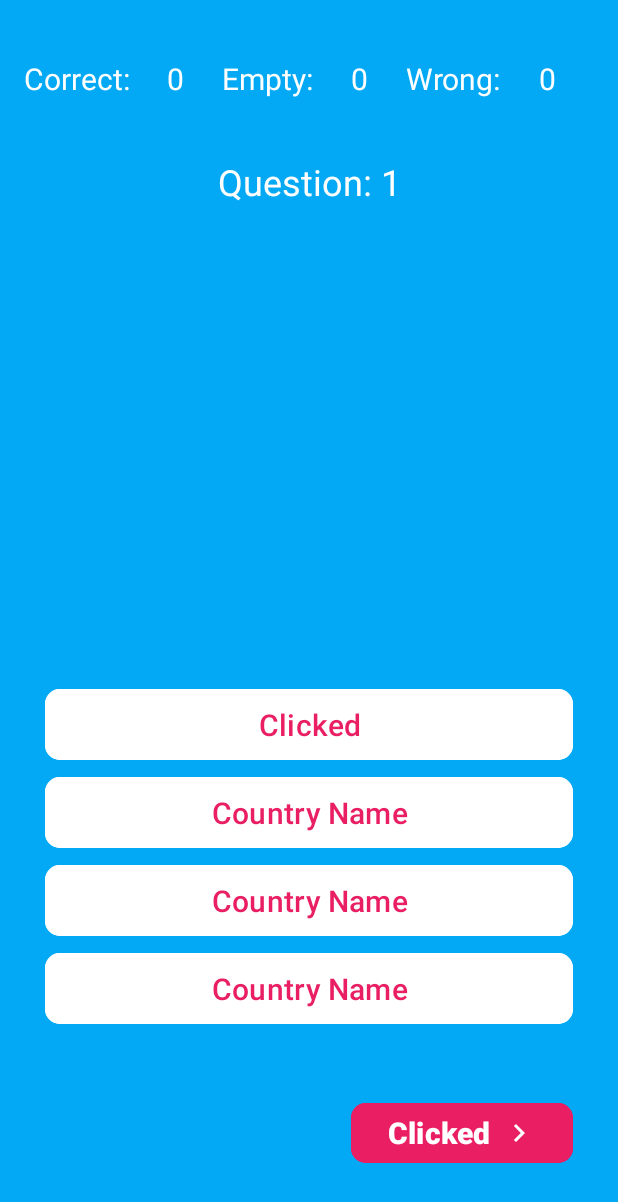
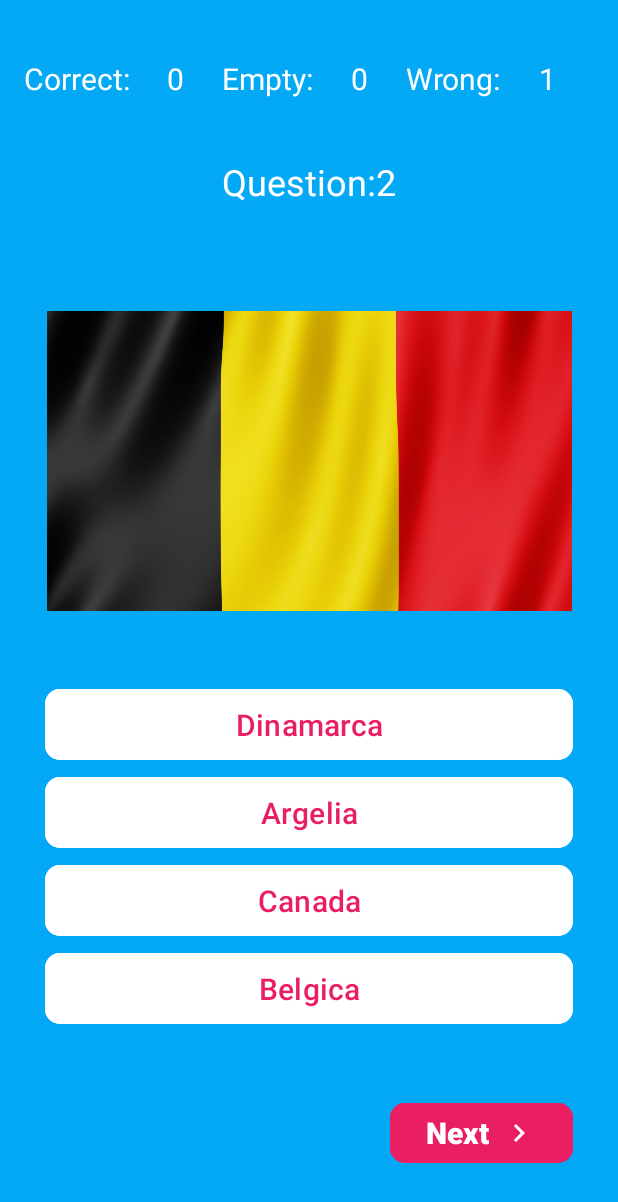
Before and after one commit to josephmora1810/FLagQuizApp, an Android app: the QuizFragment screen opened through its navigation route, after a tap on "Next", on a phone screen of 412 x 824 dp. Shown: the top 1202 px of the screen. Run offline under Robolectric (Android 15) with nearby library versions, the phone set to English and light mode, and no system bars; 2 other taps on this screen came first.

Commit message:
FragmentQuiz complete

```diff
--- a/app/src/main/java/com/jmora/flagquizapp/view/QuizFragment.kt
+++ b/app/src/main/java/com/jmora/flagquizapp/view/QuizFragment.kt
@@ -1,11 +1,18 @@
 package com.jmora.flagquizapp.view
 
+import android.content.res.Resources
+import android.graphics.Color
 import android.os.Bundle
 import android.util.Log
 import androidx.fragment.app.Fragment
 import android.view.LayoutInflater
 import android.view.View
 import android.view.ViewGroup
+import android.widget.Button
+import android.widget.Toast
+import androidx.core.content.ContextCompat
+import androidx.navigation.NavOptions
+import androidx.navigation.fragment.findNavController
 import com.jmora.flagquizapp.R
 import com.jmora.flagquizapp.database.DatabaseCopyHelper
 import com.jmora.flagquizapp.database.FlagsDao
@@ -15,6 +22,16 @@ import com.jmora.flagquizapp.model.FlagsModel
 class QuizFragment : Fragment() {
 
     lateinit var fragmentQuizBinding : FragmentQuizBinding
+    var correctNumber : Int = 0;
+    var wrongNumber : Int = 0;
+    var emptyNumber : Int = 0;
+    var questionNumber : Int = 0;
+
+    lateinit var correctFlag : FlagsModel;
+    var wrongFlags = ArrayList<FlagsModel>();
+    val dao = FlagsDao();
+    var optionControl : Boolean = false;
+
     var flagList = ArrayList<FlagsModel>();
     override fun onCreateView(
         inflater: LayoutInflater, container: ViewGroup?,
@@ -24,7 +41,6 @@ class QuizFragment : Fragment() {
         fragmentQuizBinding = FragmentQuizBinding.inflate(inflater, container, false)
         // Inflate the layout for this fragment
 
-        val dao = FlagsDao();
         flagList = dao.getRandomTenRecords(DatabaseCopyHelper(requireActivity()));
 
 
@@ -35,22 +51,136 @@ class QuizFragment : Fragment() {
             Log.d("Flag","------------------------------------ SEPARATOR ------------------------------------")
         }
 
+        showData()
+
         fragmentQuizBinding.buttonA.setOnClickListener {
-            fragmentQuizBinding.buttonA.text = "Clicked"
+            answerControl(fragmentQuizBinding.buttonA);
         }
         fragmentQuizBinding.buttonB.setOnClickListener {
-            fragmentQuizBinding.buttonB.text = "Clicked"
+            answerControl(fragmentQuizBinding.buttonB);
         }
         fragmentQuizBinding.buttonC.setOnClickListener {
-            fragmentQuizBinding.buttonC.text = "Clicked"
+            answerControl(fragmentQuizBinding.buttonC);
         }
         fragmentQuizBinding.buttonD.setOnClickListener {
-            fragmentQuizBinding.buttonD.text = "Clicked"
+            answerControl(fragmentQuizBinding.buttonD);
         }
         fragmentQuizBinding.buttonNext.setOnClickListener {
-            fragmentQuizBinding.buttonNext.text = "Clicked"
+            questionNumber++
+
+            if(questionNumber > 9){
+                if(!optionControl){
+                    emptyNumber++;
+                }
+                //Toast.makeText(requireActivity(),"Game Over", Toast.LENGTH_SHORT).show();
+                val direction = QuizFragmentDirections.actionQuizFragmentToResultFragment(correctNumber,wrongNumber,emptyNumber);
+                this.findNavController().navigate(
+                    R.id.action_quizFragment_to_resultFragment,
+                    direction.arguments,
+                    NavOptions.Builder().setPopUpTo(R.id.homeFragment,false).build()
+                );
+            }else{
+                showData()
+                if(!optionControl){
+                    emptyNumber++
+                    fragmentQuizBinding.textViewEmpty.text = emptyNumber.toString();
+                }else{
+                    setButtonsToInitialProperties()
+                }
+            }
+            optionControl = false
+
         }
 
         return fragmentQuizBinding.root
     }
+
+    private fun showData(){
+        fragmentQuizBinding.textViewQuestion.text = resources.getString(R.string.question_number).plus(questionNumber + 1)
+
+        correctFlag = flagList[questionNumber];
+        fragmentQuizBinding.imageViewFlag.setImageResource(resources.getIdentifier(
+            correctFlag.flagName,
+            "drawable",
+            requireActivity().packageName)
+        );
+
+        wrongFlags = dao.getRandomThreeRecords(DatabaseCopyHelper(requireActivity()),correctFlag.id);
+
+        val mixOptions = HashSet<FlagsModel>();
+        mixOptions.clear();
+
+        mixOptions.add(correctFlag);
+        mixOptions.add(wrongFlags[0]);
+        mixOptions.add(wrongFlags[1]);
+        mixOptions.add(wrongFlags[2]);
+
+        val options = ArrayList<FlagsModel>();
+        options.clear();
+
+        for (eachFlag in mixOptions){
+            options.add(eachFlag);
+        }
+
+        fragmentQuizBinding.buttonA.text = options[0].countryName;
+        fragmentQuizBinding.buttonB.text = options[1].countryName;
+        fragmentQuizBinding.buttonC.text = options[2].countryName;
+        fragmentQuizBinding.buttonD.text = options[3].countryName;
+    }
+
+    private fun answerControl(button : Button){
+        val clickedOption = button.text.toString();
+        val correctAnswer = correctFlag.countryName;
+        if(clickedOption == correctAnswer){
+            correctNumber++;
+            fragmentQuizBinding.textViewCorrect.text = correctNumber.toString();
+            button.setBackgroundColor(Color.GREEN);
+        }else{
+            wrongNumber++;
+            fragmentQuizBinding.textViewWrong.text = wrongNumber.toString();
+            button.setBackgroundColor(Color.RED);
+            button.setTextColor(Color.WHITE);
+
+            when(correctAnswer){
+                fragmentQuizBinding.buttonA.text.toString() -> fragmentQuizBinding.buttonA.setBackgroundColor(Color.GREEN);
+                fragmentQuizBinding.buttonB.text.toString() -> fragmentQuizBinding.buttonB.setBackgroundColor(Color.GREEN);
+                fragmentQuizBinding.buttonC.text.toString() -> fragmentQuizBinding.buttonC.setBackgroundColor(Color.GREEN);
+                fragmentQuizBinding.buttonD.text.toString() -> fragmentQuizBinding.buttonD.setBackgroundColor(Color.GREEN);
+            }
+        }
+
+        fragmentQuizBinding.buttonA.isClickable = false;
+        fragmentQuizBinding.buttonB.isClickable = false;
+        fragmentQuizBinding.buttonC.isClickable = false;
+        fragmentQuizBinding.buttonD.isClickable = false;
+
+        optionControl = true;
+
+    }
+
+    private fun setButtonsToInitialProperties(){
+        fragmentQuizBinding.buttonA.apply {
+            setBackgroundColor(Color.WHITE) // El punto y coma aquí también es innecesario
+            setTextColor(ContextCompat.getColor(requireContext(), R.color.pink))
+            isClickable = true
+        }
+
+        // Deberías hacer lo mismo para los otros botones (B, C, D)
+        fragmentQuizBinding.buttonB.apply {
+            setBackgroundColor(Color.WHITE)
+            setTextColor(ContextCompat.getColor(requireContext(), R.color.pink))
+            isClickable = true
+        }
+        fragmentQuizBinding.buttonC.apply {
+            setBackgroundColor(Color.WHITE)
+            setTextColor(ContextCompat.getColor(requireContext(), R.color.pink))
+            isClickable = true
+        }
+        fragmentQuizBinding.buttonD.apply {
+            setBackgroundColor(Color.WHITE)
+            setTextColor(ContextCompat.getColor(requireContext(), R.color.pink))
+            isClickable = true
+        }
+    }
+
 }
--- a/app/src/main/res/values/strings.xml
+++ b/app/src/main/res/values/strings.xml
@@ -10,7 +10,7 @@
     <string name="empty_number">0</string>
     <string name="wrong_text">Wrong: </string>
     <string name="wrong_number">0</string>
-    <string name="question_number">Question: 1</string>>
+    <string name="question_number">Question: </string>>
     <string name="button_option">Country Name</string>
     <string name="button_next">Next</string>
     <string name="your_result">Your Result</string>
```
